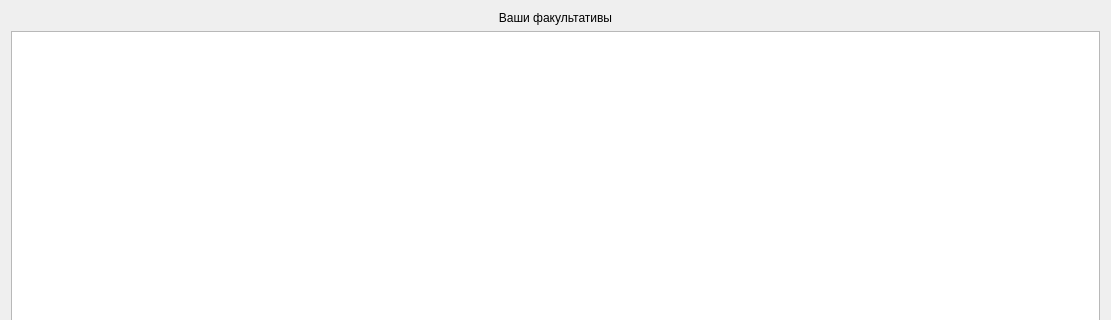
cry4alone/FacultativPRO, file Project_files/studentfacultativeswindow.ui: the form before one commit; both pictures show x 0 to 1111 and y 0 to 320 of the 1111 by 670 pixel window.
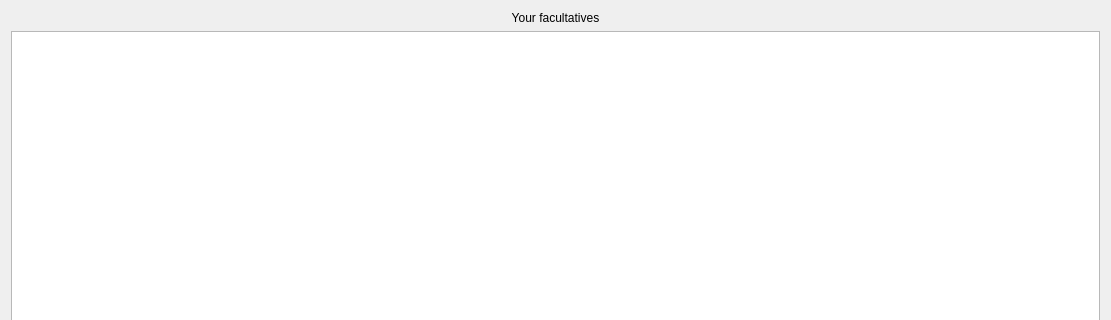
The form after the commit.

Commit message: Исправлен баг связанный с неправильным запросом для facultatives model

```diff
--- a/Project_files/studentfacultativeswindow.ui
+++ b/Project_files/studentfacultativeswindow.ui
@@ -19,7 +19,7 @@
      <item row="0" column="0">
       <widget class="QLabel" name="label">
        <property name="text">
-        <string>Ваши факультативы</string>
+        <string>Your facultatives</string>
        </property>
        <property name="alignment">
         <set>Qt::AlignCenter</set>
```
The commit also changes 38 other files.
